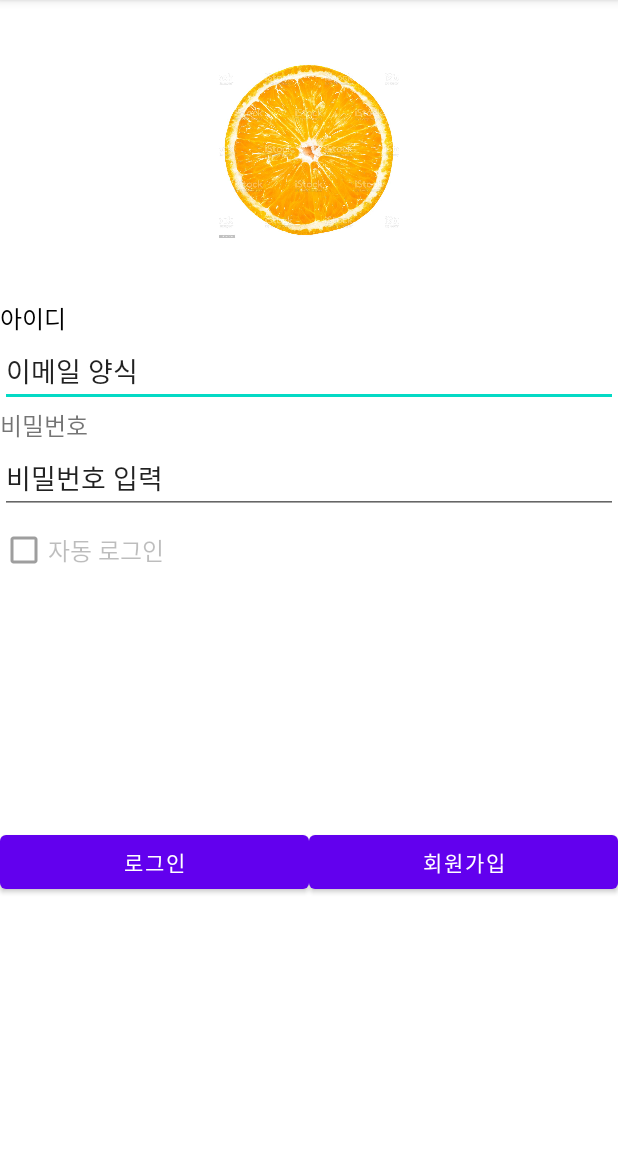
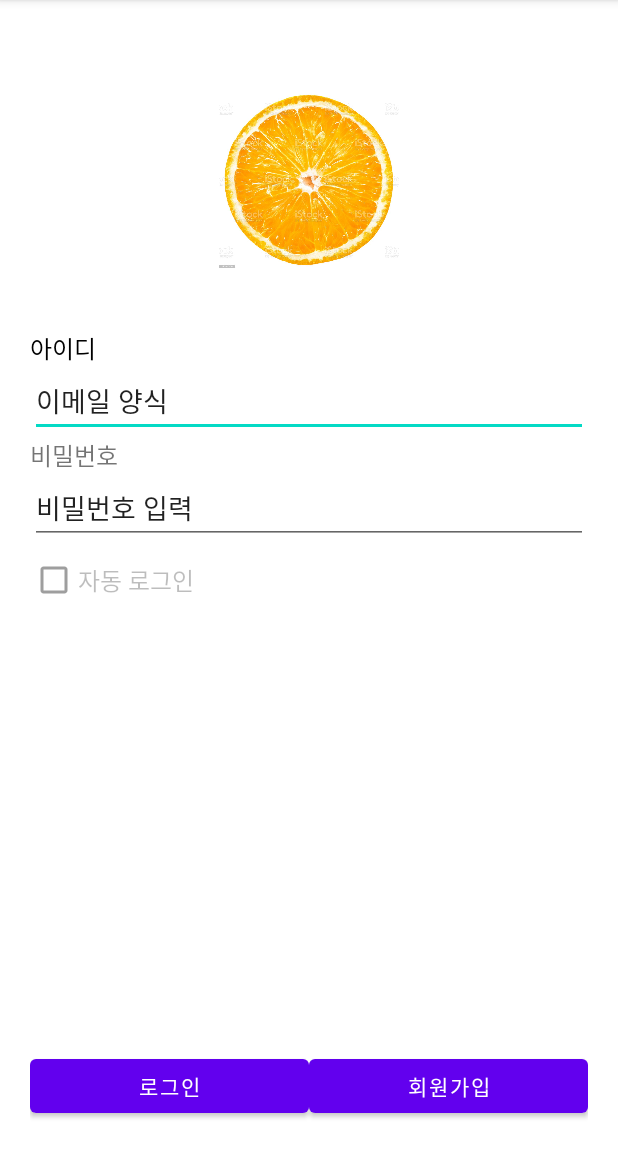
Before and after one commit to simjae383/myExercize1, an Android app: the screen it shows after launch (MainActivity), on a phone screen of 412 x 824 dp, the part 84-1236 px from its top. Run offline under Robolectric (Android 15) with nearby library versions, the phone set to English and light mode, and no system bars.

```diff
--- a/app/src/main/java/com/example/myexercize1/MainActivity.kt
+++ b/app/src/main/java/com/example/myexercize1/MainActivity.kt
@@ -2,10 +2,21 @@ package com.example.myexercize1
 
 import androidx.appcompat.app.AppCompatActivity
 import android.os.Bundle
+import android.util.Log
+import android.widget.Toast
+import kotlinx.android.synthetic.main.activity_main.*
 
 class MainActivity : AppCompatActivity() {
     override fun onCreate(savedInstanceState: Bundle?) {
         super.onCreate(savedInstanceState)
         setContentView(R.layout.activity_main)
+
+        createBtn.setOnClickListener{
+            Log.d("MainActivity_회원가입","회원가입")
+        }
+
+        loginBtn.setOnClickListener {
+            Toast.makeText(this,"로그인을 환영합니다.",Toast.LENGTH_SHORT).show()
+        }
     }
 }
--- a/app/src/main/res/layout/activity_main.xml
+++ b/app/src/main/res/layout/activity_main.xml
@@ -5,8 +5,16 @@
     android:layout_width="match_parent"
     android:layout_height="match_parent"
     android:orientation="vertical"
+    android:paddingStart="20dp"
+    android:paddingEnd="20dp"
+    android:paddingTop="20dp"
+    android:paddingBottom="20dp"
     tools:context=".MainActivity">
 
+    <LinearLayout
+        android:layout_width="match_parent"
+        android:layout_height="wrap_content"
+        android:orientation="vertical">
 
         <ImageView
             android:layout_width="120dp"
@@ -24,6 +32,7 @@
             android:text="아이디" />
 
         <EditText
+            android:id="@+id/idText"
             android:layout_width="match_parent"
             android:layout_height="wrap_content"
             android:text="이메일 양식" />
@@ -35,32 +44,37 @@
             android:text="비밀번호" />
 
         <EditText
+            android:id="@+id/passwordText"
             android:layout_width="match_parent"
             android:layout_height="wrap_content"
             android:text="비밀번호 입력" />
 
         <CheckBox
+            android:id="@+id/AutoCbx"
             android:layout_width="wrap_content"
             android:layout_height="wrap_content"
             android:enabled="false"
             android:textSize="16sp"
             android:text="자동 로그인" />
 
+
+    </LinearLayout>
+
     <LinearLayout
         android:layout_width="match_parent"
         android:layout_height="match_parent"
         android:orientation="horizontal"
-        android:layout_marginTop="160dp">
+        android:gravity="bottom">
 
         <Button
-            android:id="@+id/button3"
+            android:id="@+id/loginBtn"
             android:layout_width="wrap_content"
             android:layout_height="wrap_content"
             android:layout_weight="1"
             android:text="로그인" />
 
         <Button
-            android:id="@+id/button4"
+            android:id="@+id/createBtn"
             android:layout_width="wrap_content"
             android:layout_height="wrap_content"
             android:layout_weight="1"
```
Lines whose indentation alone changed are shown as unchanged.
